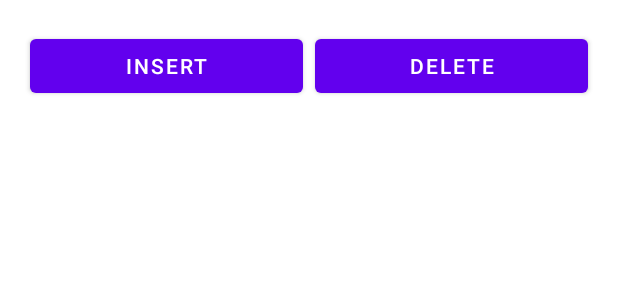
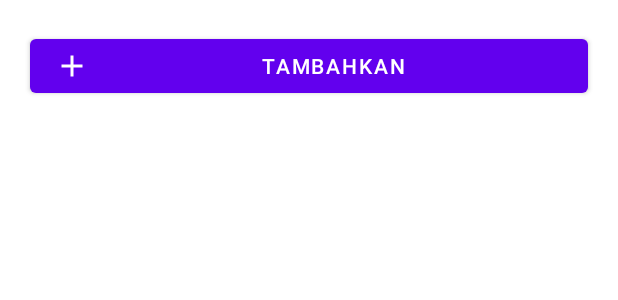
Before and after one commit to siswonugroho/volley-crud-android, an Android app: the layout activity_main.xml on its own in the app's theme, with its tools: preview values and no code run, on a phone screen of 412 x 824 dp. Shown: the top 300 px of the screen. Run offline under Robolectric (Android 15) with nearby library versions, the phone set to English and light mode, and no system bars; network calls fail.

```diff
--- a/app/build.gradle
+++ b/app/build.gradle
@@ -34,7 +34,7 @@ dependencies {
     implementation 'com.google.android.material:material:1.3.0'
     implementation 'androidx.constraintlayout:constraintlayout:2.0.4'
     implementation 'androidx.swiperefreshlayout:swiperefreshlayout:1.1.0'
-    testImplementation 'junit:junit:4.+'
+    testImplementation 'junit:junit:4.13.2'
     androidTestImplementation 'androidx.test.ext:junit:1.1.2'
     androidTestImplementation 'androidx.test.espresso:espresso-core:3.3.0'
 }
--- a/app/src/main/AndroidManifest.xml
+++ b/app/src/main/AndroidManifest.xml
@@ -22,7 +22,5 @@
         </activity>
         <activity android:name="com.sovana.crudvolley.InsertData"
             android:label="Insert Data"/>
-        <activity android:name="com.sovana.crudvolley.Delete"
-            android:label="Delete"/>
     </application>
 </manifest>
--- /dev/null
+++ b/app/src/main/res/drawable/ic_baseline_add_24.xml
@@ -0,0 +1,5 @@
+<vector android:height="24dp" android:tint="#FFFFFF"
+    android:viewportHeight="24" android:viewportWidth="24"
+    android:width="24dp" xmlns:android="http://schemas.android.com/apk/res/android">
+    <path android:fillColor="@android:color/white" android:pathData="M19,13h-6v6h-2v-6H5v-2h6V5h2v6h6v2z"/>
+</vector>
--- a/app/src/main/res/layout/activity_main.xml
+++ b/app/src/main/res/layout/activity_main.xml
@@ -2,36 +2,34 @@
 <LinearLayout xmlns:android="http://schemas.android.com/apk/res/android"
     android:layout_width="match_parent"
     android:layout_height="match_parent"
-    android:orientation="vertical"
-    android:layout_margin="16dp">
+    xmlns:app="http://schemas.android.com/apk/res-auto"
+    android:layout_margin="16dp"
+    android:orientation="vertical">
 
   <LinearLayout
       android:layout_width="match_parent"
       android:layout_height="wrap_content"
-        android:orientation="horizontal">
+      >
     <Button
-            android:layout_width="match_parent"
+        android:id="@+id/btn_insert"
+        android:layout_width="0dp"
         android:layout_height="wrap_content"
-            android:layout_weight="1"
         android:layout_margin="4dp"
+        app:icon="@drawable/ic_baseline_add_24"
         android:text="@string/text_insert"
-            android:id="@+id/btn_insert"/>
-        <Button
-            android:layout_width="match_parent"
-            android:layout_height="wrap_content"
-            android:layout_weight="1"
-            android:layout_margin="4dp"
-            android:id="@+id/btn_delete"
-            android:text="@string/text_delete"/>
+        android:layout_weight="1" />
   </LinearLayout>
-    <androidx.swiperefreshlayout.widget.SwipeRefreshLayout
-        xmlns:android="http://schemas.android.com/apk/res/android"
+
+
+  <androidx.swiperefreshlayout.widget.SwipeRefreshLayout xmlns:android="http://schemas.android.com/apk/res/android"
       android:id="@+id/swiperefresh"
       android:layout_width="match_parent"
-        android:layout_height="match_parent">
+      android:layout_height="0dp"
+      android:layout_weight="1">
+
     <androidx.recyclerview.widget.RecyclerView
+        android:id="@+id/recyclerviewTemp"
         android:layout_width="match_parent"
-            android:layout_height="wrap_content"
-            android:id="@+id/recyclerviewTemp"/>
+        android:layout_height="wrap_content" />
   </androidx.swiperefreshlayout.widget.SwipeRefreshLayout>
 </LinearLayout>
--- a/app/src/main/res/values/strings.xml
+++ b/app/src/main/res/values/strings.xml
@@ -1,11 +1,12 @@
 <resources>
     <string name="app_name">CRUD Volley</string>
-    <string name="text_insert">Insert</string>
-    <string name="text_delete">Delete</string>
+    <string name="text_insert">Tambahkan</string>
+    <string name="text_delete">Hapus</string>
     <string name="text_username">Username</string>
     <string name="text_nama">Nama</string>
     <string name="text_password">Password</string>
     <string name="text_grup">Grup</string>
     <string name="text_batal">Batal</string>
     <string name="text_simpan">Simpan</string>
+    <string name="text_id_user">ID User</string>
 </resources>
```
Also changed, not shown: app/src/main/java/com/sovana/crudvolley/Adapter/AdapterData.java (+3 -4 lines), app/src/main/java/com/sovana/crudvolley/Delete.java (deleted, +0 -90 lines), app/src/main/java/com/sovana/crudvolley/InsertData.java (+50 -22 lines), app/src/main/java/com/sovana/crudvolley/MainActivity.java (+15 -17 lines), app/src/main/java/com/sovana/crudvolley/Model/ModelData.java (+9 -4 lines), app/src/main/java/com/sovana/crudvolley/Util/ServerAPI.java (+4 -4 lines), app/src/main/res/layout/activity_delete.xml (deleted, +0 -30 lines), app/src/main/res/layout/activity_insert_data.xml (+25 -1 lines), app/src/main/res/layout/layout_row.xml (+2 -7 lines). Lines whose indentation alone changed are shown as unchanged.
